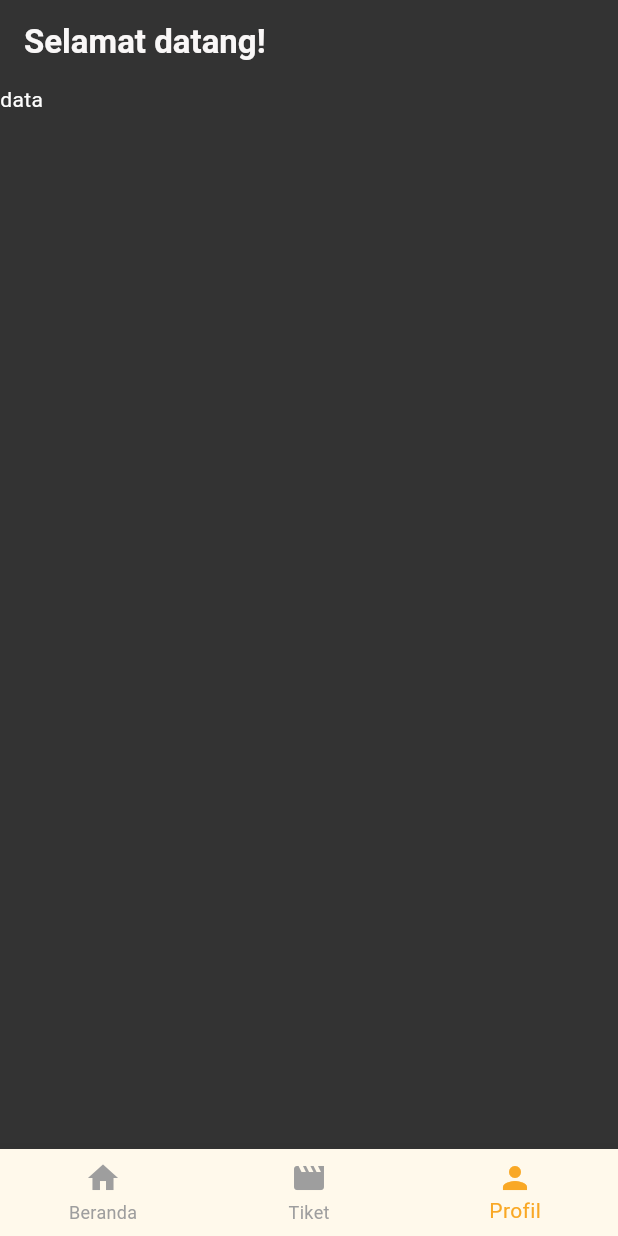
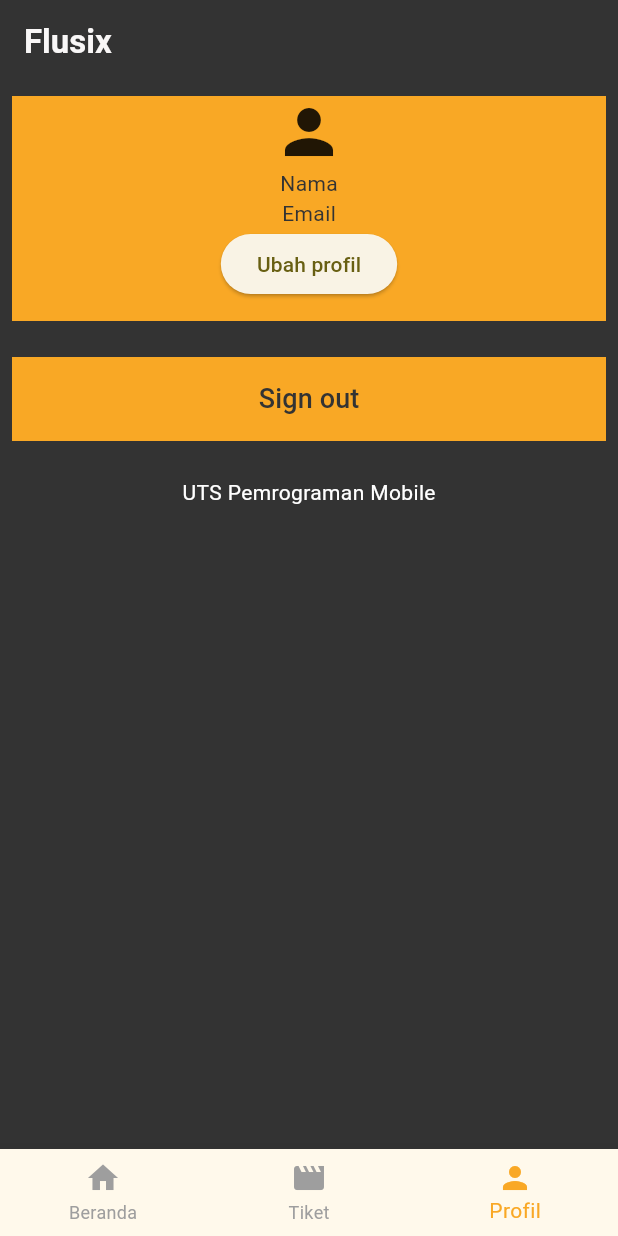
Before and after one commit to dimasgusti/Flusix, a Flutter app: the HomeScreen screen opened directly, item 3 of the bottom bar chosen, on a phone screen of 412 x 824 dp. Run offline on Flutter 3.47's test engine with Material 2 defaults, Android fonts, the light colour scheme and no system bars; our stand-ins replace cloud_firestore, firebase_core; accounts and stored records are empty.

Commit message:
adding profile menu

```diff
--- a/lib/screens/dashboard/dashboard.dart
+++ b/lib/screens/dashboard/dashboard.dart
@@ -12,8 +12,8 @@ class _DashboardState extends State<Dashboard> {
   Widget build(BuildContext context) {
     return Scaffold(
       body: Text(
-        'Test'
-      ),
+        'Dashboard'
+      )
     );
   }
 }
--- a/lib/screens/dashboard/homescreen.dart
+++ b/lib/screens/dashboard/homescreen.dart
@@ -1,5 +1,6 @@
 import 'package:flusix/screens/dashboard/dashboard.dart';
 import 'package:flusix/screens/order/order.dart';
+import 'package:flusix/screens/profile/editprofile.dart';
 import 'package:flusix/screens/profile/profile.dart';
 import 'package:flutter/material.dart';
 
@@ -32,7 +33,7 @@ class _HomeScreenState extends State<HomeScreen> {
         automaticallyImplyLeading: false,
         backgroundColor: Color(0xFF333333),
         title: Text(
-          'Selamat datang!',
+          'Flusix',
           style: TextStyle(
             fontWeight: FontWeight.bold,
             color: Color(0xFFf9f7f7),
--- a/lib/screens/profile/profile.dart
+++ b/lib/screens/profile/profile.dart
@@ -1,3 +1,5 @@
+import 'package:flusix/screens/account/login.dart';
+import 'package:flusix/screens/profile/editprofile.dart';
 import 'package:flutter/material.dart';
 
 class Profile extends StatefulWidget {
@@ -11,7 +13,63 @@ class _ProfileState extends State<Profile> {
   @override
   Widget build(BuildContext context) {
     return Scaffold(
-      body: Text('data'),
-    );
+        body: ListView(
+      padding: const EdgeInsets.all(8.0),
+      children: <Widget>[
+        Container(
+          height: 150,
+          color: Colors.yellow[800],
+          child: Center(
+            child: Column(
+              children: [
+                Icon(
+                  Icons.person,
+                  size: 48,
+                ),
+                Text(
+                  'Nama',
+                  style: TextStyle(color: Color(0xFF333333)),
+                ),
+                Text(
+                  'Email',
+                  style: TextStyle(color: Color(0xFF333333)),
+                ),
+                ElevatedButton(
+                    onPressed: () {
+                      Navigator.push(
+                          context,
+                          MaterialPageRoute(
+                              builder: (context) => EditProfile()));
+                    },
+                    child: Text(
+                      'Ubah profil',
+                    ))
+              ],
+            ),
+          ),
+        ),
+        SizedBox(
+          height: 24,
+        ),
+        Container(
+          color: Colors.yellow[800],
+          height: 56,
+          child: TextButton(
+            onPressed: () {
+              Navigator.push(
+                  context, MaterialPageRoute(builder: (context) => Login()));
+            },
+            child: Text(
+              'Sign out',
+              style: TextStyle(color: Color(0xFF333333), fontSize: 18),
+            ),
+          ),
+        ),
+        SizedBox(height: 24,),
+        Center(
+          child: Text('UTS Pemrograman Mobile'),
+        )
+      ],
+    ));
   }
 }
```
Also changed, not shown: lib/screens/account/login.dart (+6 -6 lines), lib/screens/account/registerGenre.dart (+0 -7 lines), lib/screens/order/order.dart (+57 -1 lines), lib/screens/profile/editprofile.dart (added, +33 -0 lines).
